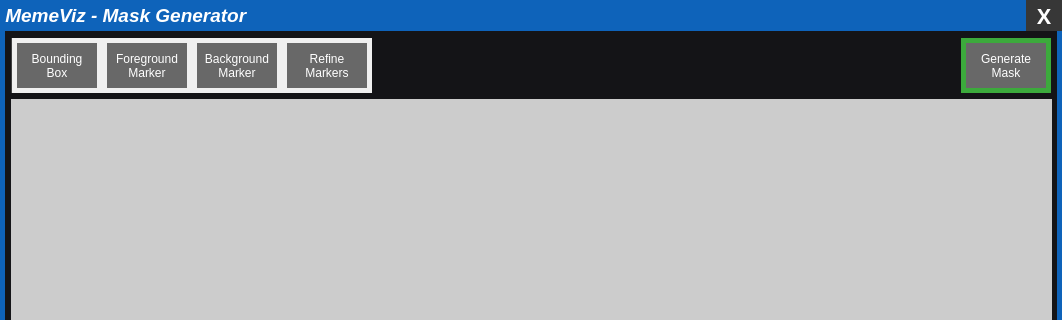
Qt form MemeViz/MemeViz/segMask.ui (vai-sbu/MemeViz) before a commit; both pictures show x 0 to 1062 and y 0 to 320 of the 1062 by 760 pixel window.
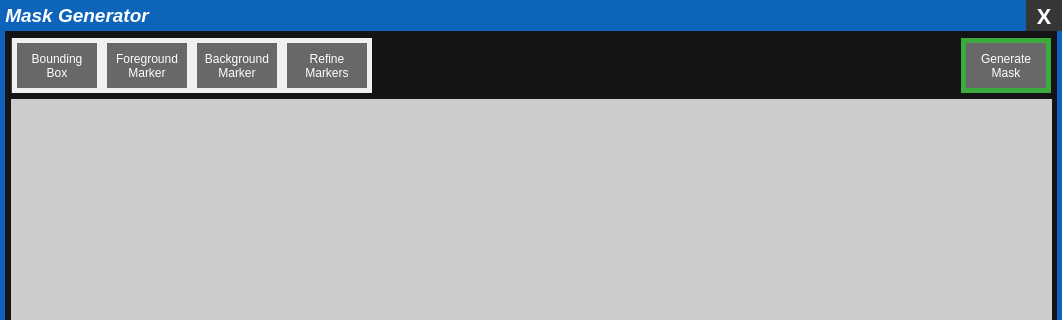
The same form after that commit.

The edit to the form file:
```diff
--- a/MemeViz/MemeViz/segMask.ui
+++ b/MemeViz/MemeViz/segMask.ui
@@ -356,7 +356,7 @@
     <enum>QFrame::NoFrame</enum>
    </property>
    <property name="text">
-    <string> MemeViz - Mask Generator</string>
+    <string> Mask Generator</string>
    </property>
   </widget>
   <widget class="QLabel" name="label_5">
```
